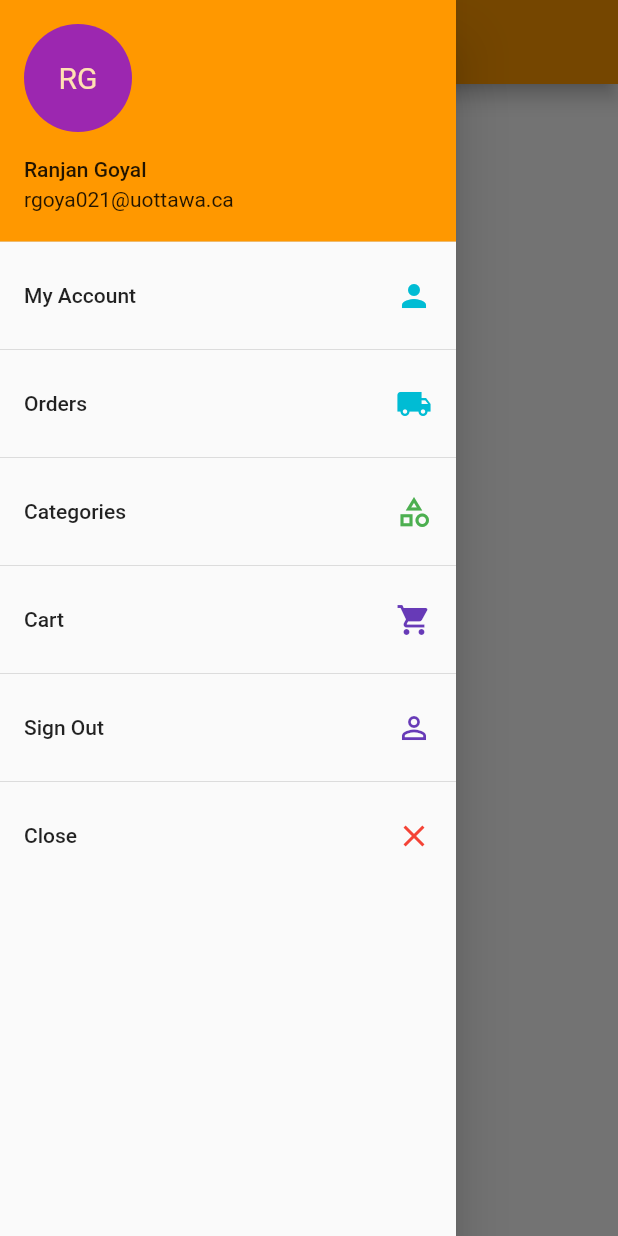
After one commit to ranjan98/CSI5112ProjectG12, a Flutter app: the Home screen opened by its route, with the side drawer open, on a phone screen of 412 x 824 dp. The commit adds this screen. Run offline on Flutter 3.47's test engine with Material 2 defaults, Android fonts, the phone set to English and light mode, and no system bars.

Commit message:
Add Drawer

```diff
--- a/frontend/lib/main.dart
+++ b/frontend/lib/main.dart
@@ -1,6 +1,6 @@
-import 'package:flutter/cupertino.dart';
 import 'package:flutter/material.dart';
 import 'screens/authentication/signin/signin.dart';
+import 'screens/home/home.dart';
 
 void main() {
   runApp(const MyApp());
@@ -14,6 +14,10 @@ class MyApp extends StatelessWidget {
     return MaterialApp(
       debugShowCheckedModeBanner: false,
       title: 'Flutter Demo',
+      initialRoute: '/',
+      routes: {
+        '/home': (context) => const Home(),
+      },
       theme: ThemeData(
         primarySwatch: Colors.orange,
       ),
--- a/frontend/lib/screens/authentication/signin/signin.dart
+++ b/frontend/lib/screens/authentication/signin/signin.dart
@@ -10,24 +10,6 @@ class SignIn extends StatefulWidget {
   @override
   _SignInState createState() => _SignInState();
 }
-
-// class _SignInState extends State<SignIn> {
-//   @override
-//   Widget build(BuildContext context) {
-//     return Scaffold(
-//       appBar: AppBar(
-//         elevation: 5,
-//         title: const Text('Sign In'),
-//       ),
-//       body: SingleChildScrollView(
-//         child: Container(
-//           height: 20,
-//           child: const Text('Hello', textAlign: TextAlign.center),
-//         ),
-//       ),
-//     );
-//   }
-// }
 
 class _SignInState extends State<SignIn> {
   final _formKey = GlobalKey<FormState>();
@@ -102,8 +84,10 @@ class _SignInState extends State<SignIn> {
           Row(
             children: <Widget>[
               FloatingActionButton.extended(
-                label: const Text('Sign in'),
-                onPressed: () {},
+                label: const Text('Sign In'),
+                onPressed: () {
+                  Navigator.of(context).pushNamed('/home');
+                },
               ),
             ],
             mainAxisAlignment: MainAxisAlignment.center,
--- a/frontend/lib/screens/authentication/signup/signup.dart
+++ b/frontend/lib/screens/authentication/signup/signup.dart
@@ -1,7 +1,6 @@
 // ignore_for_file: unnecessary_const
 
 import 'package:flutter/material.dart';
-import 'package:flutter/services.dart';
 
 import '../../termsandconditions/termsconditions.dart';
 
--- a/frontend/lib/screens/home/home.dart
+++ b/frontend/lib/screens/home/home.dart
@@ -1,10 +1,22 @@
 import 'package:flutter/material.dart';
+import 'maindrawer.dart';
 
-class Home extends StatelessWidget {
+class Home extends StatefulWidget {
   const Home({Key? key}) : super(key: key);
 
   @override
+  State<Home> createState() => _HomeState();
+}
+
+class _HomeState extends State<Home> {
+  @override
   Widget build(BuildContext context) {
-    return Container();
+    return Scaffold(
+      drawer: const MainDrawer(),
+      appBar: AppBar(
+        title: const Text('Home'),
+        elevation: 5,
+      ),
+    );
   }
 }
--- /dev/null
+++ b/frontend/lib/screens/home/maindrawer.dart
@@ -0,0 +1,75 @@
+import 'package:flutter/material.dart';
+
+class MainDrawer extends StatelessWidget {
+  // function to render out the items in the drawer
+  // provides code reusability this way
+  Widget buildDrawerItem(
+      String title, IconData icon, Color color, drawerTapHandler) {
+    return ListTile(
+      title: Text(title),
+      trailing: Icon(icon, color: color),
+      onTap: drawerTapHandler,
+    );
+  }
+
+  const MainDrawer({Key? key}) : super(key: key);
+
+  @override
+  Widget build(BuildContext context) {
+    return Drawer(
+      child: ListView(
+        children: <Widget>[
+          // show the basic details for the user via the header
+          const UserAccountsDrawerHeader(
+            decoration: BoxDecoration(color: Colors.orange),
+            accountName: Text('Ranjan Goyal'),
+            accountEmail: Text('rgoya021@uottawa.ca'),
+            currentAccountPicture: CircleAvatar(
+              // We can either put an image here or text like initials of user
+              //backgroundImage: NetworkImage(''),
+              backgroundColor: Colors.purple,
+              child: Text(
+                'RG',
+                style: TextStyle(fontSize: 20),
+              ),
+            ),
+          ),
+          // add drawer item
+          buildDrawerItem('My Account', Icons.person, Colors.cyan, () {
+            Navigator.of(context).pop();
+            Navigator.of(context).pushNamed('/account');
+          }),
+          // adding a divider line to separate items in the drawer
+          const Divider(),
+          buildDrawerItem('Orders', Icons.local_shipping, Colors.cyan, () {
+            Navigator.of(context).pop();
+            Navigator.of(context).pushNamed('/orders');
+          }),
+          const Divider(),
+          buildDrawerItem('Categories', Icons.category_outlined, Colors.green,
+              () {
+            Navigator.of(context).pop();
+            Navigator.of(context).pushNamed('/categories');
+          }),
+          const Divider(),
+          buildDrawerItem('Cart', Icons.shopping_cart, Colors.deepPurple, () {
+            Navigator.of(context).pop();
+            Navigator.of(context).pushNamed('/cart');
+          }),
+          const Divider(),
+          buildDrawerItem('Sign Out', Icons.person_outline, Colors.deepPurple,
+              () {
+            Navigator.of(context).pop();
+            Navigator.of(context).pop();
+            Navigator.of(context).pushNamed('/signin');
+          }),
+          const Divider(),
+          // just pops up the drawer
+          buildDrawerItem('Close', Icons.close, Colors.red, () {
+            Navigator.of(context).pop();
+          }),
+        ],
+      ),
+    );
+  }
+}
```
